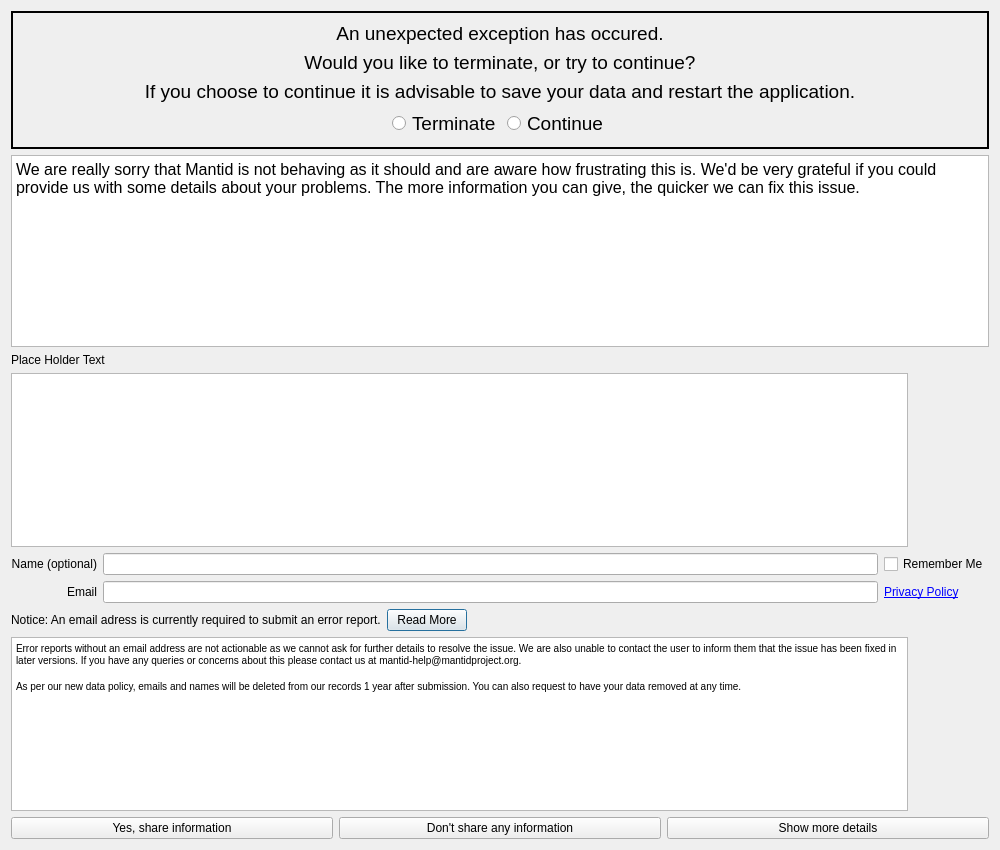
Qt form qt/python/mantidqt/mantidqt/dialogs/errorreports/errorreport.ui (mantidproject/mantid) before a commit.
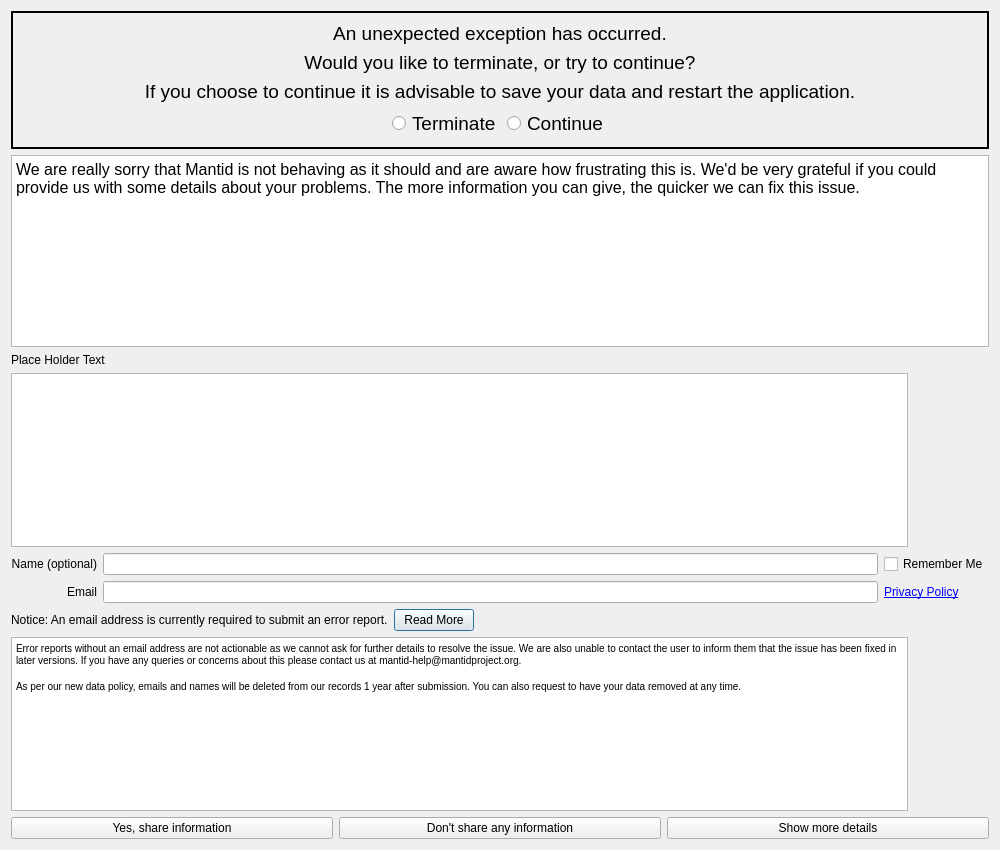
The same form after that commit. Icons and pictures are not drawn.

Patch:
```diff
--- a/qt/python/mantidqt/mantidqt/dialogs/errorreports/errorreport.ui
+++ b/qt/python/mantidqt/mantidqt/dialogs/errorreports/errorreport.ui
@@ -122,7 +122,7 @@
      <item>
       <widget class="QLabel" name="email_notice_text">
        <property name="text">
-        <string>Notice: An email adress is currently required to submit an error report.</string>
+        <string>Notice: An email address is currently required to submit an error report.</string>
        </property>
       </widget>
      </item>
@@ -217,7 +217,7 @@
         <item>
          <widget class="QLabel" name="label_5">
           <property name="text">
-           <string>An unexpected exception has occured.</string>
+           <string>An unexpected exception has occurred.</string>
           </property>
           <property name="alignment">
            <set>Qt::AlignCenter</set>
```
